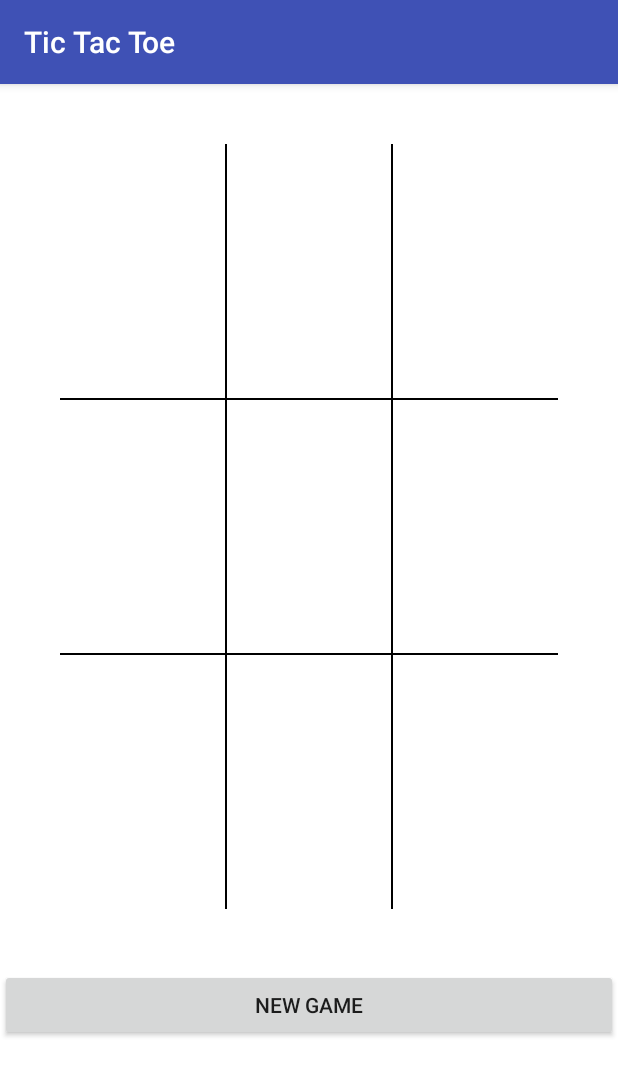
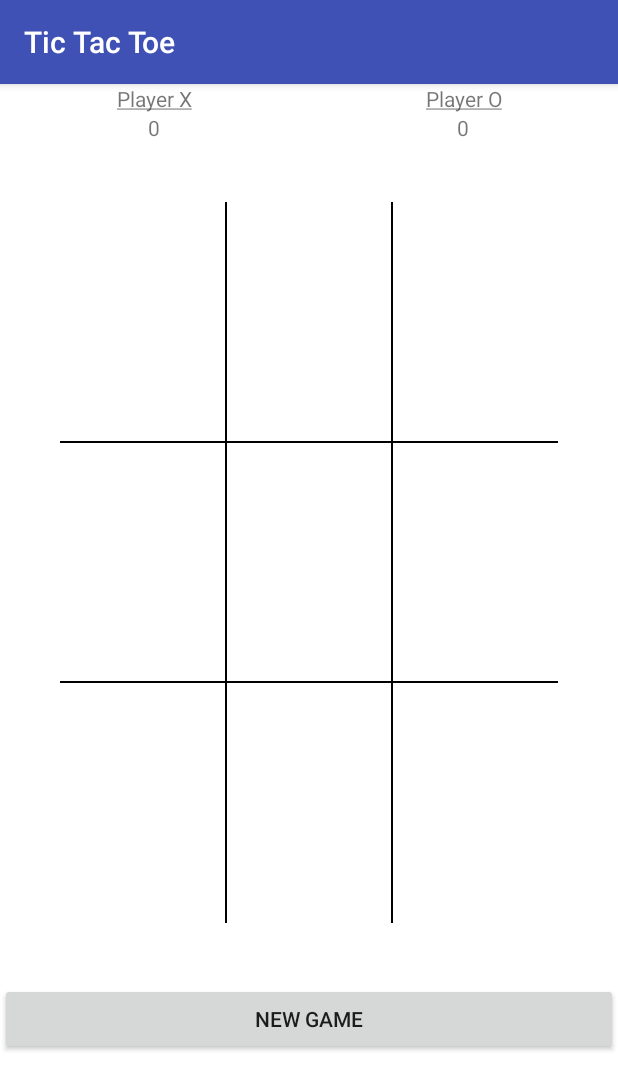
Before and after one commit to shahareldad/AndroidTicTacToe, an Android app: the BoardActivity screen opened directly, with no data from a screen before it, on a phone screen of 412 x 824 dp. Shown: the top 1090 px of the screen. Run offline under Robolectric (Android 15) with nearby library versions, the phone set to English and light mode, and no system bars; our stand-ins replace AdMob.

Commit message:
Some bug fixes. Added score showing.

```diff
--- a/app/src/main/java/com/artgames/games/gamesartgames/BoardActivity.java
+++ b/app/src/main/java/com/artgames/games/gamesartgames/BoardActivity.java
@@ -28,6 +28,8 @@ public class BoardActivity extends AppCompatActivity implements View.OnClickList
     private int _screenWidth;
     private int _cellSide;
     private int _level = 1;
+    private TextView _XPlayerScore;
+    private TextView _OPlayerScore;
 
     @Override
     protected void onCreate(Bundle savedInstanceState) {
@@ -49,6 +51,7 @@ public class BoardActivity extends AppCompatActivity implements View.OnClickList
         _level = getIntent().getIntExtra(MainActivity.ComputerPlayerLevel, 1);
         _mainGridLayout = findViewById(R.id.mainGridLayout);
         setupGame();
+        resetScore();
 
         Button newGameButton = findViewById(R.id.newGameButton);
         newGameButton.setOnClickListener(new View.OnClickListener() {
@@ -61,6 +64,11 @@ public class BoardActivity extends AppCompatActivity implements View.OnClickList
 
     @Override
     public void onClick(View view) {
+
+        TextView cell = (TextView)view;
+        String textViewText = String.valueOf(cell.getText());
+        if (!textViewText.equals(""))
+            return;
 
         makeMove(view);
 
@@ -116,6 +124,15 @@ public class BoardActivity extends AppCompatActivity implements View.OnClickList
         setupTextViews();
     }
 
+    private void resetScore() {
+        if (_XPlayerScore == null)
+            _XPlayerScore = findViewById(R.id.XPlayerScore);
+        _XPlayerScore.setText("0");
+        if (_OPlayerScore == null)
+            _OPlayerScore = findViewById(R.id.OPlayerScore);
+        _OPlayerScore.setText("0");
+    }
+
     private void setupGameBoard() {
         for(int index = 0; index < GameMain.ROWS; index++){
             _gameBoard[0][index] = 0;
@@ -143,6 +160,8 @@ public class BoardActivity extends AppCompatActivity implements View.OnClickList
     }
 
     private void showWinLossDialog() {
+        updateScoreForWinner();
+
         final AlertDialog.Builder builder = new AlertDialog.Builder(this);
         _currentPlayer = !_currentPlayer;
         String winningPlayer = _currentPlayer ? "X" : "O";
@@ -167,6 +186,14 @@ public class BoardActivity extends AppCompatActivity implements View.OnClickList
         });
 
         builder.create().show();
+    }
+
+    private void updateScoreForWinner() {
+        // remark: in method make move the last step is to reverse the
+        // current player so here we make a reverse check
+        TextView scoreTextToUpdate = !_currentPlayer ? _XPlayerScore : _OPlayerScore;
+        int currentScore = Integer.valueOf(String.valueOf(scoreTextToUpdate.getText())) + 1;
+        scoreTextToUpdate.setText(String.valueOf(currentScore));
     }
 
     private void showTieDialog() {
--- a/app/src/main/res/layout/activity_board.xml
+++ b/app/src/main/res/layout/activity_board.xml
@@ -6,6 +6,37 @@
     android:orientation="vertical"
     android:background="@color/white_color"
     tools:context="com.artgames.games.gamesartgames.BoardActivity">
+
+    <GridLayout
+        android:layout_width="match_parent"
+        android:layout_height="wrap_content"
+        android:columnCount="2"
+        android:rowCount="2">
+        <TextView
+            android:layout_columnWeight="0.5"
+            android:layout_column="0"
+            android:layout_row="0"
+            android:text="@string/playerX"
+            android:gravity="center"/>
+        <TextView
+            android:layout_columnWeight="0.5"
+            android:layout_column="1"
+            android:layout_row="0"
+            android:text="@string/playerO"
+            android:gravity="center"/>
+        <TextView
+            android:layout_columnWeight="0.5"
+            android:layout_column="0"
+            android:layout_row="1"
+            android:id="@+id/XPlayerScore"
+            android:gravity="center"/>
+        <TextView
+            android:layout_columnWeight="0.5"
+            android:layout_column="1"
+            android:layout_row="1"
+            android:id="@+id/OPlayerScore"
+            android:gravity="center"/>
+    </GridLayout>
 
     <GridLayout
         android:id="@+id/mainGridLayout"
--- a/app/src/main/res/values/strings.xml
+++ b/app/src/main/res/values/strings.xml
@@ -11,4 +11,6 @@
     <string name="gameOver">Game Over</string>
     <string name="newGame">New Game</string>
     <string name="playerWon">Player [PLAYERNAME] won</string>
+    <string name="playerX"><u>Player X</u></string>
+    <string name="playerO"><u>Player O</u></string>
 </resources>
```
